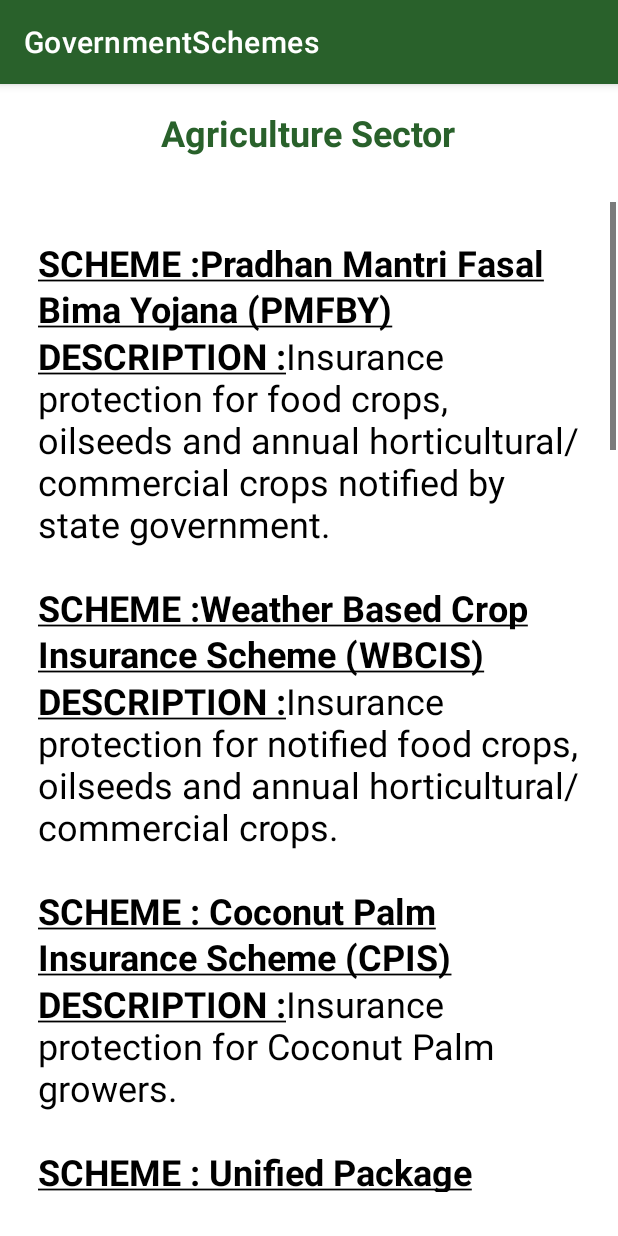
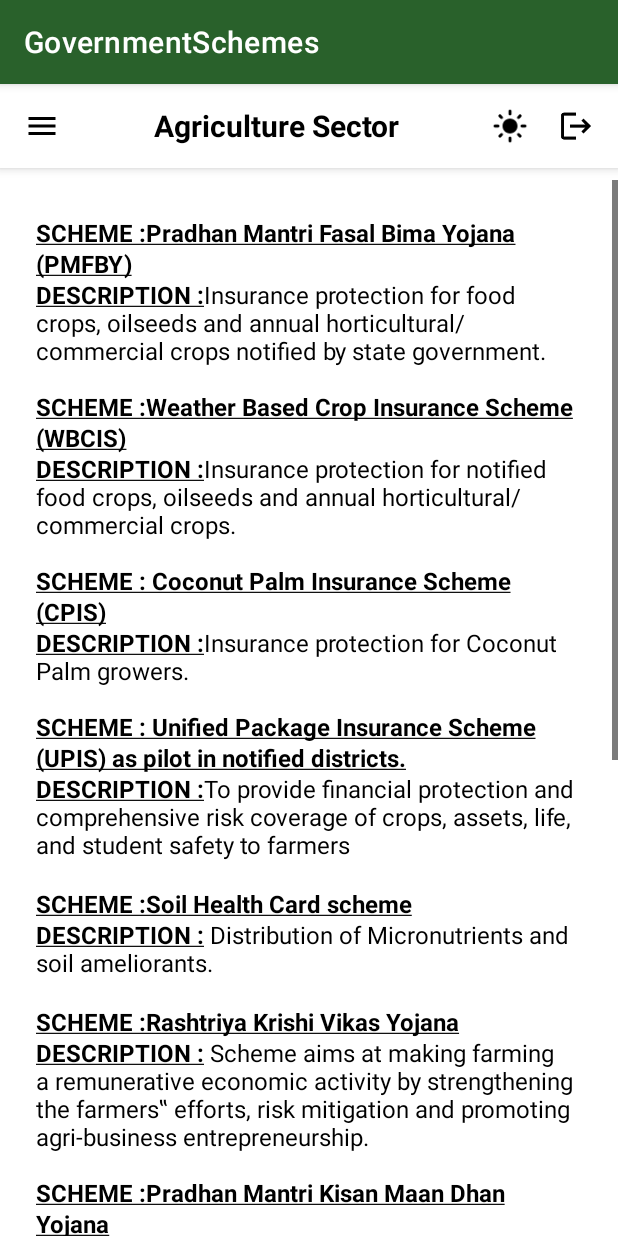
Before and after one commit to shashi-kumari/Government-Schemes-Mobile-Application-, an Android app: the Agriculture_activity screen opened directly, with no data from a screen before it, on a phone screen of 412 x 824 dp. Run offline under Robolectric (Android 15) with nearby library versions, the phone set to English and light mode, and no system bars; Roboto replaces fonts that are not available here.

Commit message:
Add theme-compatible icons and navigation bar to all activity pages
Co-authored-by: shashi-kumari <126798878+shashi-kumari@users.noreply.github.com>

```diff
--- a/app/src/main/java/com/app/GovernmentSchemes/Agriculture_activity.java
+++ b/app/src/main/java/com/app/GovernmentSchemes/Agriculture_activity.java
@@ -1,10 +1,9 @@
 package com.app.GovernmentSchemes;
 
-import androidx.appcompat.app.AppCompatActivity;
 import android.os.Bundle;
 import android.text.Html;
+import android.view.View;
 import android.widget.TextView;
-
 
 import org.w3c.dom.Document;
 import org.w3c.dom.Element;
@@ -14,8 +13,9 @@ import java.io.InputStream;
 
 import javax.xml.parsers.DocumentBuilder;
 import javax.xml.parsers.DocumentBuilderFactory;
-public class Agriculture_activity extends AppCompatActivity {
-    TextView lblXmlData, lblJsonData;
+
+public class Agriculture_activity extends BaseActivity {
+    TextView lblXmlData;
     TextView header_title;
     int mode = 0;
 
@@ -23,12 +23,21 @@ public class Agriculture_activity extends AppCompatActivity {
     protected void onCreate(Bundle savedInstanceState) {
         super.onCreate(savedInstanceState);
         setContentView(R.layout.activity_view);
-        header_title = findViewById(com.app.GovernmentSchemes.R.id.header_title);
 
+        // Setup common navigation elements
+        setupCommonViews();
+
+        header_title = findViewById(R.id.header_title);
         header_title.setText("Agriculture Sector");
-        lblXmlData = (TextView) findViewById(R.id.lbl_xml_data);
+        lblXmlData = findViewById(R.id.lbl_xml_data);
         mode = getIntent().getIntExtra("mode", 0);
         parseXmlDocument();
+    }
+
+    @Override
+    public void onClick(View view) {
+        super.onClick(view);
+        // Handle any additional clicks specific to this activity
     }
 
     public String parseXmlDocument() {
--- /dev/null
+++ b/app/src/main/java/com/app/GovernmentSchemes/BaseActivity.java
@@ -0,0 +1,101 @@
+package com.app.GovernmentSchemes;
+
+import android.content.Intent;
+import android.os.Bundle;
+import android.view.View;
+import android.widget.ImageView;
+import androidx.appcompat.app.AppCompatActivity;
+
+public abstract class BaseActivity extends AppCompatActivity implements View.OnClickListener {
+
+    protected ThemeManager themeManager;
+    protected ImageView themeToggle;
+    protected ImageView logout;
+    protected ImageView menuToggle;
+    protected boolean isGuestMode = false;
+
+    @Override
+    protected void onCreate(Bundle savedInstanceState) {
+        super.onCreate(savedInstanceState);
+
+        // Initialize theme manager and apply current theme
+        themeManager = new ThemeManager(this);
+        themeManager.applyCurrentTheme();
+    }
+
+    protected void setupCommonViews() {
+        // Check if user is in guest mode
+        isGuestMode = getIntent().getBooleanExtra("isGuest", false);
+
+        // Setup common navigation elements if they exist in the layout
+        themeToggle = findViewById(R.id.theme_toggle);
+        logout = findViewById(R.id.logout_icon);
+        menuToggle = findViewById(R.id.menu_toggle);
+
+        if (themeToggle != null) {
+            themeToggle.setOnClickListener(this);
+        }
+
+        if (logout != null) {
+            logout.setOnClickListener(this);
+        }
+
+        if (menuToggle != null) {
+            menuToggle.setOnClickListener(this);
+        }
+    }
+
+    @Override
+    public void onClick(View view) {
+        if (view.equals(themeToggle)) {
+            toggleTheme();
+        } else if (view.equals(logout)) {
+            handleLogout();
+        } else if (view.equals(menuToggle)) {
+            handleMenuToggle();
+        }
+    }
+
+    protected void toggleTheme() {
+        int currentTheme = themeManager.getTheme();
+        int newTheme;
+
+        // Cycle through themes: System -> Light -> Dark -> System
+        switch (currentTheme) {
+            case ThemeManager.THEME_SYSTEM:
+                newTheme = ThemeManager.THEME_LIGHT;
+                break;
+            case ThemeManager.THEME_LIGHT:
+                newTheme = ThemeManager.THEME_DARK;
+                break;
+            case ThemeManager.THEME_DARK:
+            default:
+                newTheme = ThemeManager.THEME_SYSTEM;
+                break;
+        }
+
+        themeManager.setTheme(newTheme);
+        // Recreate activity to apply theme change
+        recreate();
+    }
+
+    protected void handleLogout() {
+        if (isGuestMode) {
+            // For guest mode, go back to welcome screen
+            Intent welcome = new Intent(this, WelcomeActivity.class);
+            welcome.setFlags(Intent.FLAG_ACTIVITY_NEW_TASK | Intent.FLAG_ACTIVITY_CLEAR_TASK);
+            startActivity(welcome);
+        } else {
+            // For logged in users, use regular logout
+            Intent logout = new Intent(this, LogoutActivity.class);
+            startActivity(logout);
+        }
+    }
+
+    protected void handleMenuToggle() {
+        // Go back to main activity
+        Intent main = new Intent(this, MainActivity.class);
+        main.putExtra("isGuest", isGuestMode);
+        startActivity(main);
+    }
+}
--- /dev/null
+++ b/app/src/main/res/drawable/ic_hamburger_menu.xml
@@ -0,0 +1,10 @@
+<?xml version="1.0" encoding="utf-8"?>
+<vector xmlns:android="http://schemas.android.com/apk/res/android"
+    android:width="24dp"
+    android:height="24dp"
+    android:viewportWidth="24"
+    android:viewportHeight="24">
+    <path
+        android:fillColor="?attr/colorOnSurface"
+        android:pathData="M3,18h18v-2H3v2zM3,13h18v-2H3v2zM3,6v2h18V6H3z"/>
+</vector>
--- /dev/null
+++ b/app/src/main/res/drawable/ic_logout_theme.xml
@@ -0,0 +1,10 @@
+<?xml version="1.0" encoding="utf-8"?>
+<vector xmlns:android="http://schemas.android.com/apk/res/android"
+    android:width="24dp"
+    android:height="24dp"
+    android:viewportWidth="24"
+    android:viewportHeight="24">
+    <path
+        android:fillColor="?attr/colorOnSurface"
+        android:pathData="M17,7l-1.41,1.41L18.17,11H8v2h10.17l-2.58,2.59L17,17l5,-5zM4,5h8V3H4c-1.1,0 -2,0.9 -2,2v14c0,1.1 0.9,2 2,2h8v-2H4V5z"/>
+</vector>
--- a/app/src/main/res/layout/activity_main.xml
+++ b/app/src/main/res/layout/activity_main.xml
@@ -267,7 +267,7 @@
         app:layout_constraintStart_toEndOf="@+id/textView"
         app:layout_constraintTop_toTopOf="parent"
         app:layout_constraintVertical_bias="0.472"
-        app:srcCompat="@drawable/logout" />
+        app:srcCompat="@drawable/ic_logout_theme" />
 
     <ImageView
         android:id="@+id/subscribeButton"
@@ -278,7 +278,7 @@
         app:layout_constraintHorizontal_bias="0.044"
         app:layout_constraintStart_toStartOf="parent"
         app:layout_constraintTop_toTopOf="parent"
-        app:srcCompat="@drawable/notification_icon" />
+        app:srcCompat="@drawable/ic_notification_theme" />
 
     <ImageView
         android:id="@+id/theme_toggle"
--- a/app/src/main/res/layout/activity_view.xml
+++ b/app/src/main/res/layout/activity_view.xml
@@ -7,30 +7,66 @@
     android:background="@drawable/background_gradient"
     tools:context=".Agriculture_activity">
 
-    <TextView
-        android:id="@+id/header_title"
-        android:layout_width="wrap_content"
-        android:layout_height="wrap_content"
-        android:text=""
-        android:textColor="?attr/colorPrimary"
-        android:textSize="24sp"
-        android:textStyle="bold"
+    <!-- Navigation Bar -->
+    <LinearLayout
+        android:id="@+id/navigation_bar"
+        android:layout_width="match_parent"
+        android:layout_height="56dp"
+        android:background="?attr/colorSurface"
+        android:elevation="4dp"
+        android:gravity="center_vertical"
+        android:orientation="horizontal"
+        android:padding="8dp"
+        app:layout_constraintEnd_toEndOf="parent"
+        app:layout_constraintStart_toStartOf="parent"
+        app:layout_constraintTop_toTopOf="parent">
+
+        <ImageView
+            android:id="@+id/menu_toggle"
+            android:layout_width="40dp"
+            android:layout_height="40dp"
+            android:background="?attr/selectableItemBackgroundBorderless"
+            android:padding="8dp"
+            app:srcCompat="@drawable/ic_hamburger_menu" />
+
+        <TextView
+            android:id="@+id/header_title"
+            android:layout_width="0dp"
+            android:layout_height="wrap_content"
+            android:layout_weight="1"
+            android:gravity="center"
+            android:text=""
+            android:textColor="?attr/colorOnSurface"
+            android:textSize="20sp"
+            android:textStyle="bold" />
+
+        <ImageView
+            android:id="@+id/theme_toggle"
+            android:layout_width="40dp"
+            android:layout_height="40dp"
+            android:background="?attr/selectableItemBackgroundBorderless"
+            android:padding="8dp"
+            app:srcCompat="@drawable/ic_theme_toggle" />
+
+        <ImageView
+            android:id="@+id/logout_icon"
+            android:layout_width="40dp"
+            android:layout_height="40dp"
+            android:layout_marginStart="4dp"
+            android:background="?attr/selectableItemBackgroundBorderless"
+            android:padding="8dp"
+            app:srcCompat="@drawable/ic_logout_theme" />
+
+    </LinearLayout>
+
+    <ScrollView
+        android:layout_width="0dp"
+        android:layout_height="0dp"
+        android:layout_marginTop="8dp"
         app:layout_constraintBottom_toBottomOf="parent"
         app:layout_constraintEnd_toEndOf="parent"
-        app:layout_constraintHorizontal_bias="0.498"
         app:layout_constraintStart_toStartOf="parent"
-        app:layout_constraintTop_toTopOf="parent"
-        app:layout_constraintVertical_bias="0.022" />
-
-    <ScrollView
-        android:layout_width="409dp"
-        android:layout_height="660dp"
-        app:layout_constraintBottom_toBottomOf="parent"
-        app:layout_constraintEnd_toEndOf="parent"
-        app:layout_constraintHorizontal_bias="0.5"
-        app:layout_constraintStart_toStartOf="parent"
-        app:layout_constraintTop_toBottomOf="@+id/header_title"
-        app:layout_constraintVertical_bias="0.5">
+        app:layout_constraintTop_toBottomOf="@+id/navigation_bar">
 
         <TextView
             android:id="@+id/lbl_xml_data"
@@ -40,7 +76,7 @@
             android:scrollbars="vertical"
             android:text=""
             android:textColor="?attr/colorOnSurface"
-            android:textSize="24sp" />
+            android:textSize="16sp" />
     </ScrollView>
 
 </androidx.constraintlayout.widget.ConstraintLayout>
```
Also changed, not shown: app/build.gradle (+4 -19 lines), app/src/main/java/com/app/GovernmentSchemes/banking_activity.java (+15 -5 lines), app/src/main/java/com/app/GovernmentSchemes/business_activity.java (+15 -5 lines), app/src/main/java/com/app/GovernmentSchemes/education_activity.java (+15 -5 lines), app/src/main/java/com/app/GovernmentSchemes/health_activity.java (+15 -5 lines), app/src/main/java/com/app/GovernmentSchemes/housing_activity.java (+15 -5 lines), app/src/main/res/drawable/ic_notification_theme.xml (added, +10 -0 lines), build.gradle (+2 -6 lines).
